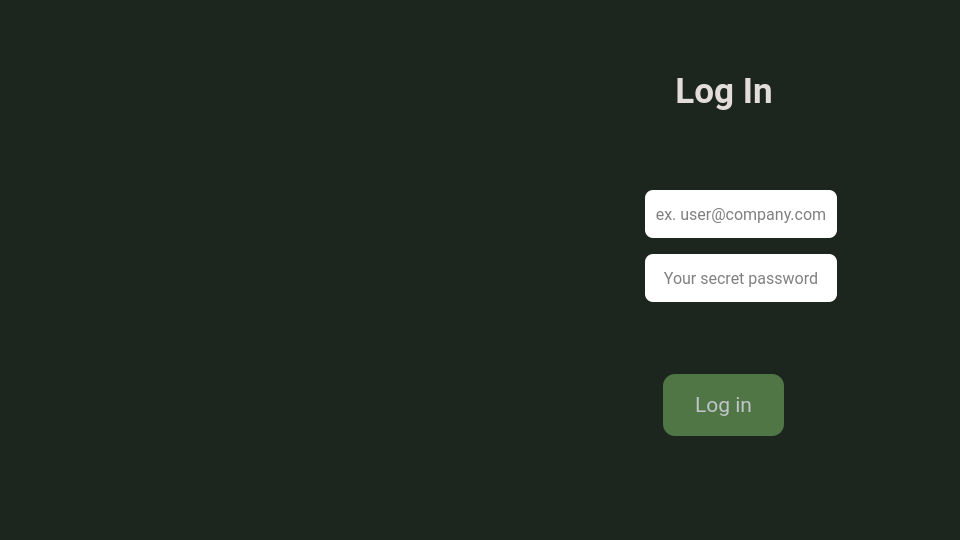
First picture: the form in ciit/resources/ui/login_window.ui, repository ionutsilviu3/CIIT, before the edit.
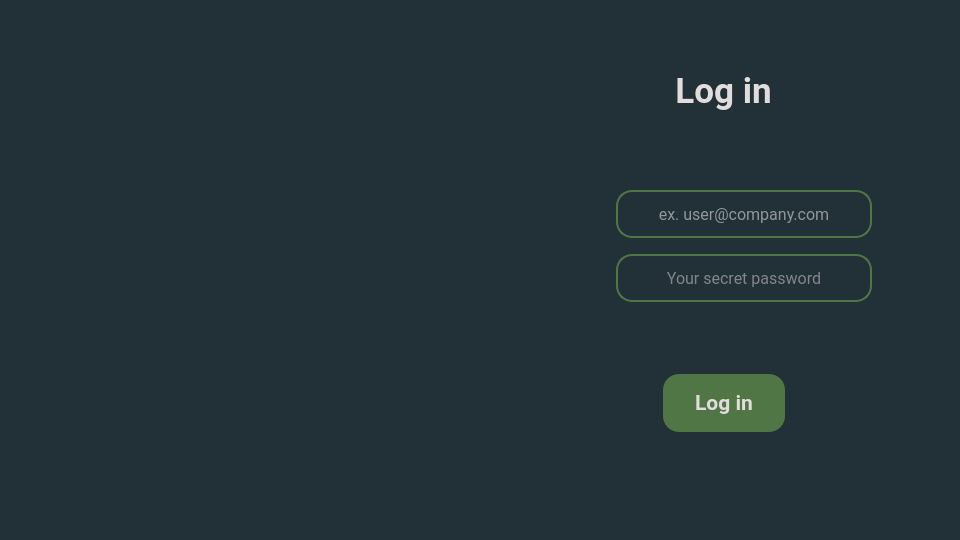
Second picture: the form after the edit. Icons and pictures are not drawn.

Commit message: modified login page design

```diff
--- a/ciit/resources/ui/login_window.ui
+++ b/ciit/resources/ui/login_window.ui
@@ -25,7 +25,7 @@
    <string>Login</string>
   </property>
   <property name="styleSheet">
-   <string notr="true">QWidget#Parent {background-color: rgba(29, 38, 30, 255)}
+   <string notr="true">QWidget#Parent {background-color: rgb(34, 48, 56)}
 </string>
   </property>
   <layout class="QHBoxLayout" name="horizontalLayout">
@@ -82,7 +82,7 @@
      </property>
      <property name="styleSheet">
       <string notr="true">QPushButton {
-border-radius: 12px;
+border-radius: 16px;
 }</string>
      </property>
      <layout class="QVBoxLayout" name="verticalLayout_3">
@@ -101,7 +101,7 @@
       <property name="bottomMargin">
        <number>8</number>
       </property>
-      <item>
+      <item alignment="Qt::AlignmentFlag::AlignHCenter|Qt::AlignmentFlag::AlignVCenter">
        <widget class="QLabel" name="lb_login_title">
         <property name="font">
          <font>
@@ -114,7 +114,7 @@
          <string notr="true">color: rgb(226, 220, 220);</string>
         </property>
         <property name="text">
-         <string>Log In</string>
+         <string>Log in</string>
         </property>
         <property name="alignment">
          <set>Qt::AlignCenter</set>
@@ -137,7 +137,12 @@
         </property>
         <property name="styleSheet">
          <string notr="true">QLineEdit {
-    border-radius: 8px;
+    border-radius: 16px;	
+	background-color: rgba(29, 38, 30,0);	
+	color: rgb(226, 220, 220);
+	border-style: solid;
+    border-width: 1.5px;
+	border-color:  rgb(80, 118, 70);
 }
 </string>
         </property>
@@ -210,13 +215,13 @@
            </property>
            <property name="minimumSize">
             <size>
-             <width>192</width>
+             <width>256</width>
              <height>48</height>
             </size>
            </property>
            <property name="maximumSize">
             <size>
-             <width>192</width>
+             <width>256</width>
              <height>16777215</height>
             </size>
            </property>
@@ -238,6 +243,9 @@
            <property name="whatsThis">
             <string/>
            </property>
+           <property name="styleSheet">
+            <string notr="true">color: rgb(255, 255, 255);</string>
+           </property>
            <property name="text">
             <string/>
            </property>
@@ -269,7 +277,7 @@
            </property>
            <property name="minimumSize">
             <size>
-             <width>192</width>
+             <width>256</width>
              <height>48</height>
             </size>
            </property>
@@ -414,7 +422,7 @@
           <family>Roboto</family>
           <pointsize>16</pointsize>
           <italic>false</italic>
-          <bold>false</bold>
+          <bold>true</bold>
           <underline>false</underline>
           <kerning>true</kerning>
          </font>
@@ -429,11 +437,11 @@
          <string notr="true">QPushButton
 {
 background-color: rgb(80, 118, 70);
-color: rgb(193, 196, 201);
+color: rgb(226, 220, 220);
 padding-left: 32px;
 padding-right: 32px;
-padding-top: 18px;
-padding-bottom: 18px;
+padding-top: 16px;
+padding-bottom: 16px;
 }
 
 QPushButton:hover
```
Left out of the diff: 22 changed lines with no effect on the pictures. The commit also changes 1 other file.
